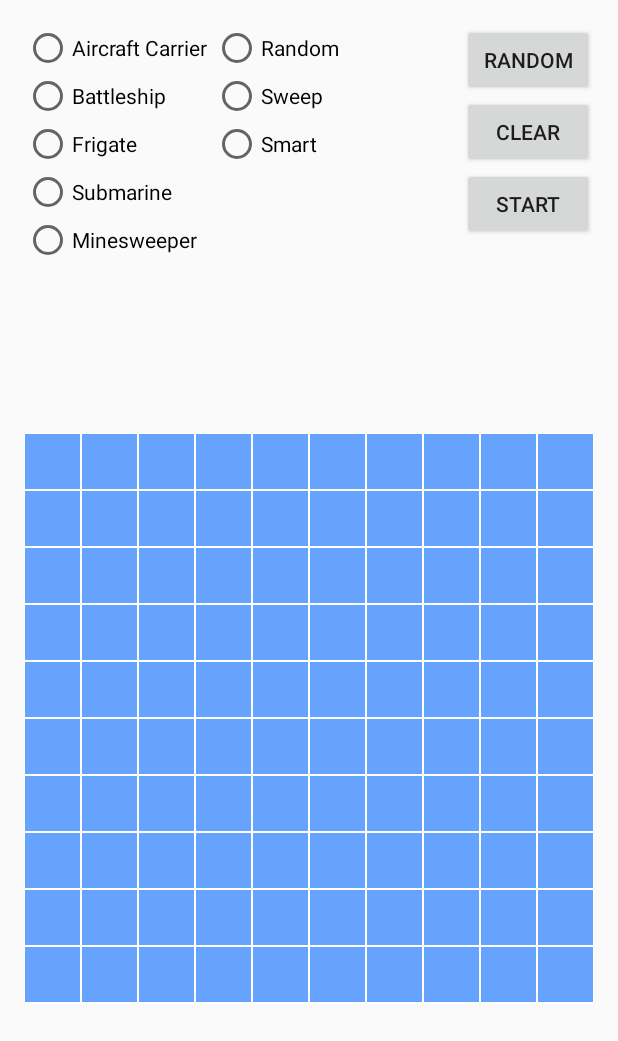
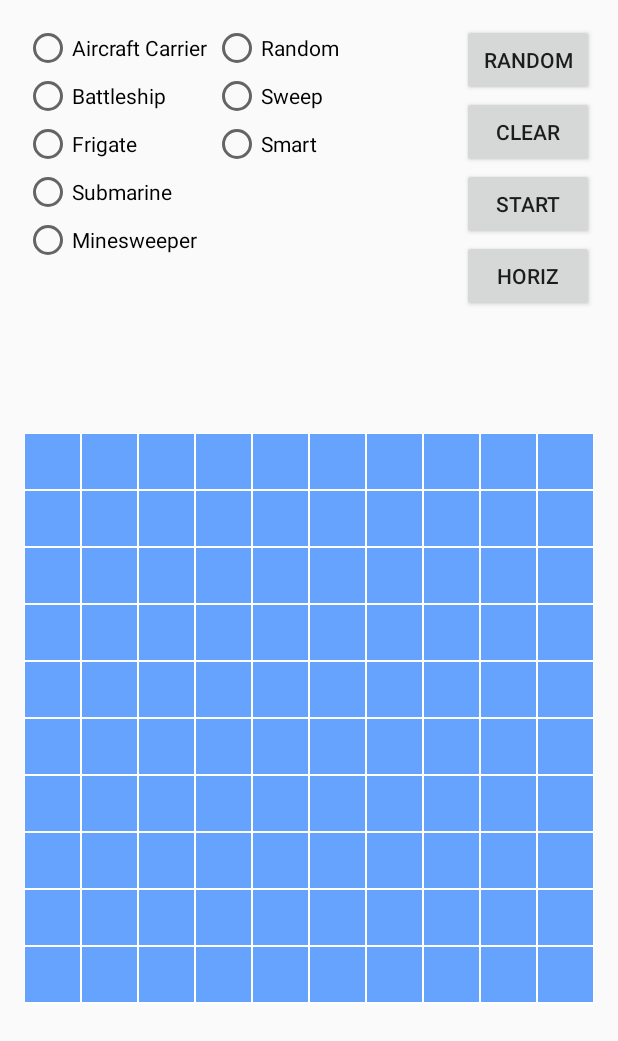
Before and after one commit to Rambus2150/BattleshipBase, an Android app: the PlayActivity screen opened directly, with no data from a screen before it, on a phone screen of 412 x 824 dp. Shown: the top 1041 px of the screen. Run offline under Robolectric (Android 15) with nearby library versions, the phone set to English and light mode, and no system bars.

Commit message:
fixed buttons still need to process them to game fixed screen updating

```diff
--- a/app/src/main/java/edu/utep/cs/cs4330/battleship/BoardView.java
+++ b/app/src/main/java/edu/utep/cs/cs4330/battleship/BoardView.java
@@ -20,8 +20,11 @@ import java.util.Observer;
  *
  * @see Board
  */
-public class BoardView extends View  {
+public class BoardView extends View {
 
+    public void update(Board b){
+        invalidate();
+    }
     /** Callback interface to listen for board touches. */
     public interface BoardTouchListener {
 
--- a/app/src/main/java/edu/utep/cs/cs4330/battleship/MainActivity.java
+++ b/app/src/main/java/edu/utep/cs/cs4330/battleship/MainActivity.java
@@ -69,7 +69,8 @@ public class MainActivity extends AppCompatActivity /*implements View.OnClickLis
                    toast(String.format("Missed: %d, %d", x, y));
                    //board.setMiss(x,y);
                }
-                text.setText("number of shots"+shots);
+                boardView.update(board);
+                text.setText("Shots"+shots);
             }
         });
     }
--- a/app/src/main/java/edu/utep/cs/cs4330/battleship/PlayActivity.java
+++ b/app/src/main/java/edu/utep/cs/cs4330/battleship/PlayActivity.java
@@ -14,14 +14,17 @@ import android.widget.Toast;
 public class PlayActivity extends AppCompatActivity {
     private Board  playerBoard = new Board(10);
     private BoardView playerBoardView;
+    Fleet playerFleet;
     RadioGroup rgroup;
     RadioButton shipselect;
     RadioGroup sgroup;
     RadioButton stratSelect;
+    Boolean vertical = true;
     @Override
     protected void onCreate(Bundle savedInstanceState) {
         super.onCreate(savedInstanceState);
         setContentView(R.layout.activity_play);
+        defineButtons();
         playerBoardView = (BoardView) findViewById(R.id.boardView2);
         playerBoardView.setBoard(playerBoard);
      //   Toolbar toolbar = (Toolbar) findViewById(R.id.toolbar);
@@ -33,8 +36,34 @@ public class PlayActivity extends AppCompatActivity {
             public void onTouch(int x, int y) {
 
             }
-//   FloatingActionButton fab = (FloatingActionButton) findViewById(R.id.fab);
+
         });
+
+    }
+    private View.OnClickListener buttonClickListener=new View.OnClickListener(){
+        @Override
+        public void onClick(View v){
+            switch (v.getId()){
+                case R.id.randomButton:
+                    playerFleet=new Fleet(playerBoard);
+                    break;
+                case R.id.clearButton:
+                    playerFleet=new Fleet();
+                    break;
+                case R.id.startButton:
+                    break;
+                case R.id.orientation:
+                    vertical =(!vertical);
+                    break;
+            }
+        }
+    };
+    public void  defineButtons(){
+        findViewById(R.id.randomButton).setOnClickListener(buttonClickListener);
+        findViewById(R.id.clearButton).setOnClickListener(buttonClickListener);
+        findViewById(R.id.startButton).setOnClickListener(buttonClickListener);
+        findViewById(R.id.orientation).setOnClickListener(buttonClickListener);
+
 
     }
     public void shipSelect(View v){
--- a/app/src/main/res/layout/activity_play.xml
+++ b/app/src/main/res/layout/activity_play.xml
@@ -129,6 +129,14 @@
                     android:layout_height="wrap_content"
                     android:layout_below="@id/clearButton"
                     android:layout_alignParentRight="true"/>
+                <Button
+                    android:id="@+id/orientation"
+                    android:text="Horiz"
+                    android:layout_width="wrap_content"
+                    android:layout_height="wrap_content"
+                    android:layout_below="@id/startButton"
+                    android:layout_alignParentRight="true"
+                    />
 
 
             </RelativeLayout>
```
